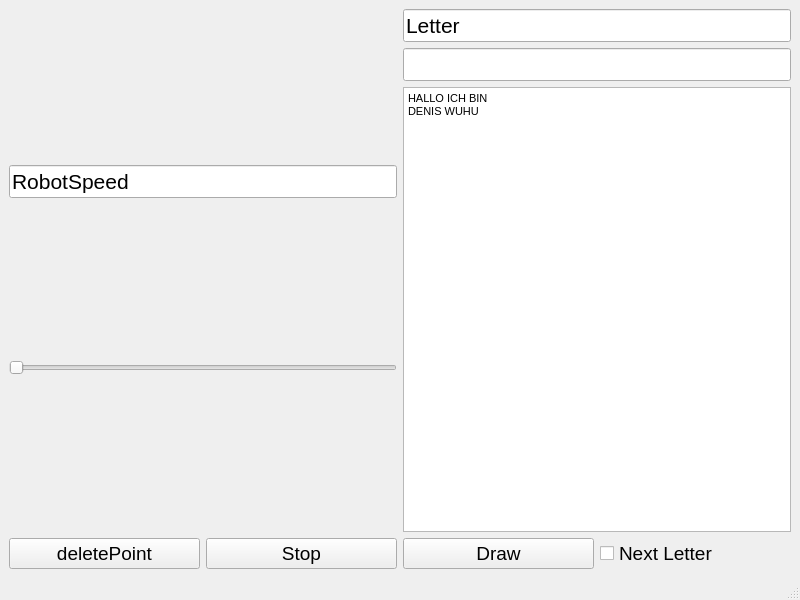
The window that CAPISample/drawletters.ui (dzunder32/BachelorRobot) describes before a commit, drawn with Qt 5.
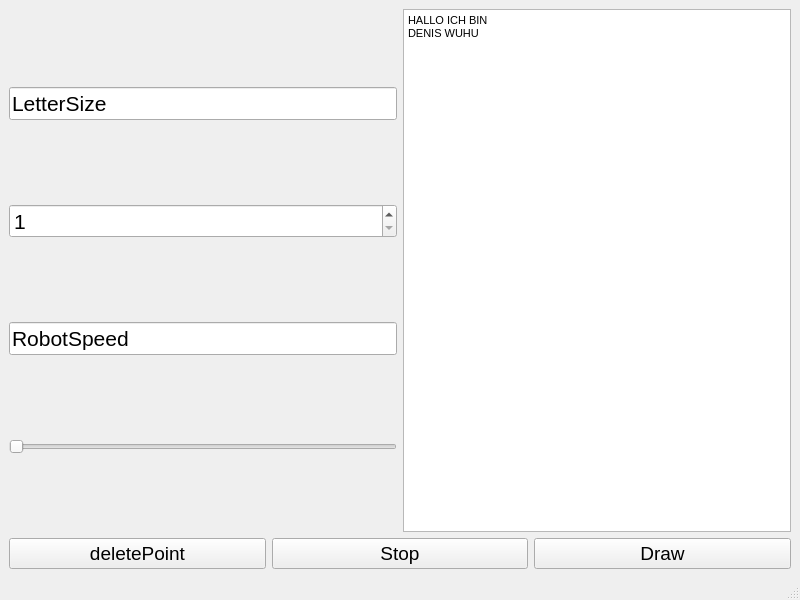
The same window after the commit.

```diff
--- a/CAPISample/drawletters.ui
+++ b/CAPISample/drawletters.ui
@@ -22,6 +22,33 @@
      <layout class="QHBoxLayout" name="horizontalLayout_2">
       <item>
        <layout class="QVBoxLayout" name="verticalLayout">
+        <item>
+         <widget class="QLineEdit" name="lineEdit_2">
+          <property name="font">
+           <font>
+            <pointsize>16</pointsize>
+           </font>
+          </property>
+          <property name="text">
+           <string>LetterSize</string>
+          </property>
+         </widget>
+        </item>
+        <item>
+         <widget class="QSpinBox" name="spinBox_LetterSize">
+          <property name="font">
+           <font>
+            <pointsize>16</pointsize>
+           </font>
+          </property>
+          <property name="minimum">
+           <number>1</number>
+          </property>
+          <property name="maximum">
+           <number>10</number>
+          </property>
+         </widget>
+        </item>
         <item>
          <widget class="QLineEdit" name="lineEdit">
           <property name="font">
@@ -53,27 +80,6 @@
       </item>
       <item>
        <layout class="QVBoxLayout" name="verticalLayout_2">
-        <item>
-         <widget class="QLineEdit" name="lineEdit_2">
-          <property name="font">
-           <font>
-            <pointsize>16</pointsize>
-           </font>
-          </property>
-          <property name="text">
-           <string>Letter</string>
-          </property>
-         </widget>
-        </item>
-        <item>
-         <widget class="QLineEdit" name="lineEdit_Letter">
-          <property name="font">
-           <font>
-            <pointsize>16</pointsize>
-           </font>
-          </property>
-         </widget>
-        </item>
         <item>
          <widget class="QTextEdit" name="textEdit_Letter">
           <property name="html">
@@ -128,18 +134,6 @@
         </property>
        </widget>
       </item>
-      <item>
-       <widget class="QCheckBox" name="checkBox_NextLetter">
-        <property name="font">
-         <font>
-          <pointsize>14</pointsize>
-         </font>
-        </property>
-        <property name="text">
-         <string>Next Letter</string>
-        </property>
-       </widget>
-      </item>
      </layout>
     </item>
    </layout>
```
